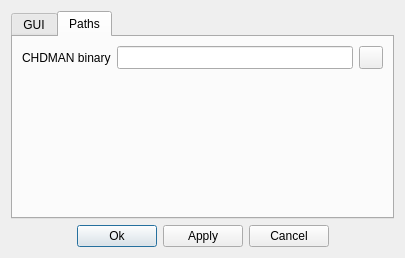
The window that tools/qchdman/preferencesdialog.ui (qmc2/qmc2-mame-fe) describes before a commit, drawn with Qt 5.
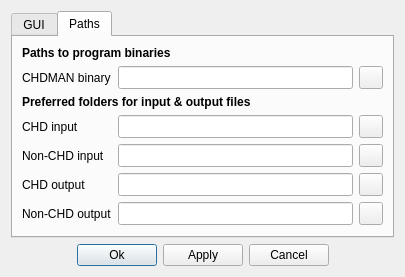
The same window after the commit. The open tabs and pages were chosen to show the change. Icons and pictures are not drawn.

Commit message: wip: qchdman: added preferred folder selection for CHD / non-CHD input & output

The edit to the form file:
```diff
--- a/tools/qchdman/preferencesdialog.ui
+++ b/tools/qchdman/preferencesdialog.ui
@@ -7,7 +7,7 @@
     <x>0</x>
     <y>0</y>
     <width>359</width>
-    <height>231</height>
+    <height>254</height>
    </rect>
   </property>
   <property name="windowTitle">
@@ -306,14 +306,21 @@
        <string>Paths</string>
       </attribute>
       <layout class="QGridLayout" name="gridLayoutTabPaths">
-       <item row="0" column="0">
+       <item row="3" column="0">
+        <widget class="QLabel" name="labelPreferredCHDInputPath">
+         <property name="text">
+          <string>CHD input</string>
+         </property>
+        </widget>
+       </item>
+       <item row="1" column="0">
         <widget class="QLabel" name="labelChdmanBinary">
          <property name="text">
           <string>CHDMAN binary</string>
          </property>
         </widget>
        </item>
-       <item row="0" column="1">
+       <item row="1" column="1">
         <widget class="QLineEdit" name="lineEditChdmanBinary">
          <property name="sizePolicy">
           <sizepolicy hsizetype="Expanding" vsizetype="Minimum">
@@ -326,7 +333,7 @@
          </property>
         </widget>
        </item>
-       <item row="0" column="2">
+       <item row="1" column="2">
         <widget class="QToolButton" name="toolButtonBrowseChdmanBinary">
          <property name="sizePolicy">
           <sizepolicy hsizetype="Fixed" vsizetype="Minimum">
@@ -340,7 +347,7 @@
          </property>
         </widget>
        </item>
-       <item row="1" column="0" colspan="3">
+       <item row="7" column="0" colspan="3">
         <spacer name="verticalSpacerPaths">
          <property name="orientation">
           <enum>Qt::Vertical</enum>
@@ -353,6 +360,149 @@
          </property>
         </spacer>
        </item>
+       <item row="0" column="0" colspan="3">
+        <widget class="QLabel" name="label">
+         <property name="text">
+          <string>&lt;b&gt;Paths to program binaries&lt;/b&gt;</string>
+         </property>
+        </widget>
+       </item>
+       <item row="4" column="0">
+        <widget class="QLabel" name="labelPreferredInputPath">
+         <property name="text">
+          <string>Non-CHD input</string>
+         </property>
+        </widget>
+       </item>
+       <item row="2" column="0" colspan="3">
+        <widget class="QLabel" name="labelPreferredPaths">
+         <property name="text">
+          <string>&lt;b&gt;Preferred folders for input &amp;amp; output files&lt;/b&gt;</string>
+         </property>
+        </widget>
+       </item>
+       <item row="5" column="0">
+        <widget class="QLabel" name="labelPreferredCHDOutputPath">
+         <property name="text">
+          <string>CHD output</string>
+         </property>
+        </widget>
+       </item>
+       <item row="6" column="0">
+        <widget class="QLabel" name="labelPreferredOutputPath">
+         <property name="text">
+          <string>Non-CHD output</string>
+         </property>
+        </widget>
+       </item>
+       <item row="6" column="1">
+        <widget class="QLineEdit" name="lineEditPreferredOutputPath">
+         <property name="sizePolicy">
+          <sizepolicy hsizetype="Expanding" vsizetype="Minimum">
+           <horstretch>0</horstretch>
+           <verstretch>0</verstretch>
+          </sizepolicy>
+         </property>
+         <property name="toolTip">
+          <string>Preferred folder to use for non-CHD output files</string>
+         </property>
+        </widget>
+       </item>
+       <item row="5" column="1">
+        <widget class="QLineEdit" name="lineEditPreferredCHDOutputPath">
+         <property name="sizePolicy">
+          <sizepolicy hsizetype="Expanding" vsizetype="Minimum">
+           <horstretch>0</horstretch>
+           <verstretch>0</verstretch>
+          </sizepolicy>
+         </property>
+         <property name="toolTip">
+          <string>Preferred folder to use for CHD output files</string>
+         </property>
+        </widget>
+       </item>
+       <item row="4" column="1">
+        <widget class="QLineEdit" name="lineEditPreferredInputPath">
+         <property name="sizePolicy">
+          <sizepolicy hsizetype="Expanding" vsizetype="Minimum">
+           <horstretch>0</horstretch>
+           <verstretch>0</verstretch>
+          </sizepolicy>
+         </property>
+         <property name="toolTip">
+          <string>Preferred folder to search for non-CHD input files</string>
+         </property>
+        </widget>
+       </item>
+       <item row="3" column="1">
+        <widget class="QLineEdit" name="lineEditPreferredCHDInputPath">
+         <property name="sizePolicy">
+          <sizepolicy hsizetype="Expanding" vsizetype="Minimum">
+           <horstretch>0</horstretch>
+           <verstretch>0</verstretch>
+          </sizepolicy>
+         </property>
+         <property name="toolTip">
+          <string>Preferred folder to search for CHD input files</string>
+         </property>
+        </widget>
+       </item>
+       <item row="3" column="2">
+        <widget class="QToolButton" name="toolButtonBrowsePreferredCHDInputPath">
+         <property name="sizePolicy">
+          <sizepolicy hsizetype="Fixed" vsizetype="Minimum">
+           <horstretch>0</horstretch>
+           <verstretch>0</verstretch>
+          </sizepolicy>
+         </property>
+         <property name="icon">
+          <iconset resource="qchdman.qrc">
+           <normaloff>:/images/fileopen.png</normaloff>:/images/fileopen.png</iconset>
+         </property>
+        </widget>
+       </item>
+       <item row="4" column="2">
+        <widget class="QToolButton" name="toolButtonBrowsePreferredInputPath">
+         <property name="sizePolicy">
+          <sizepolicy hsizetype="Fixed" vsizetype="Minimum">
+           <horstretch>0</horstretch>
+           <verstretch>0</verstretch>
+          </sizepolicy>
+         </property>
+         <property name="icon">
+          <iconset resource="qchdman.qrc">
+           <normaloff>:/images/fileopen.png</normaloff>:/images/fileopen.png</iconset>
+         </property>
+        </widget>
+       </item>
+       <item row="5" column="2">
+        <widget class="QToolButton" name="toolButtonBrowsePreferredCHDOutputPath">
+         <property name="sizePolicy">
+          <sizepolicy hsizetype="Fixed" vsizetype="Minimum">
+           <horstretch>0</horstretch>
+           <verstretch>0</verstretch>
+          </sizepolicy>
+         </property>
+         <property name="icon">
+          <iconset resource="qchdman.qrc">
+           <normaloff>:/images/fileopen.png</normaloff>:/images/fileopen.png</iconset>
+         </property>
+        </widget>
+       </item>
+       <item row="6" column="2">
+        <widget class="QToolButton" name="toolButtonBrowsePreferredOutputPath">
+         <property name="sizePolicy">
+          <sizepolicy hsizetype="Fixed" vsizetype="Minimum">
+           <horstretch>0</horstretch>
+           <verstretch>0</verstretch>
+          </sizepolicy>
+         </property>
+         <property name="icon">
+          <iconset resource="qchdman.qrc">
+           <normaloff>:/images/fileopen.png</normaloff>:/images/fileopen.png</iconset>
+         </property>
+        </widget>
+       </item>
       </layout>
      </widget>
     </widget>
```
Left out of the diff: 10 changed lines with no effect on the pictures. The commit also changes 20 other files.
